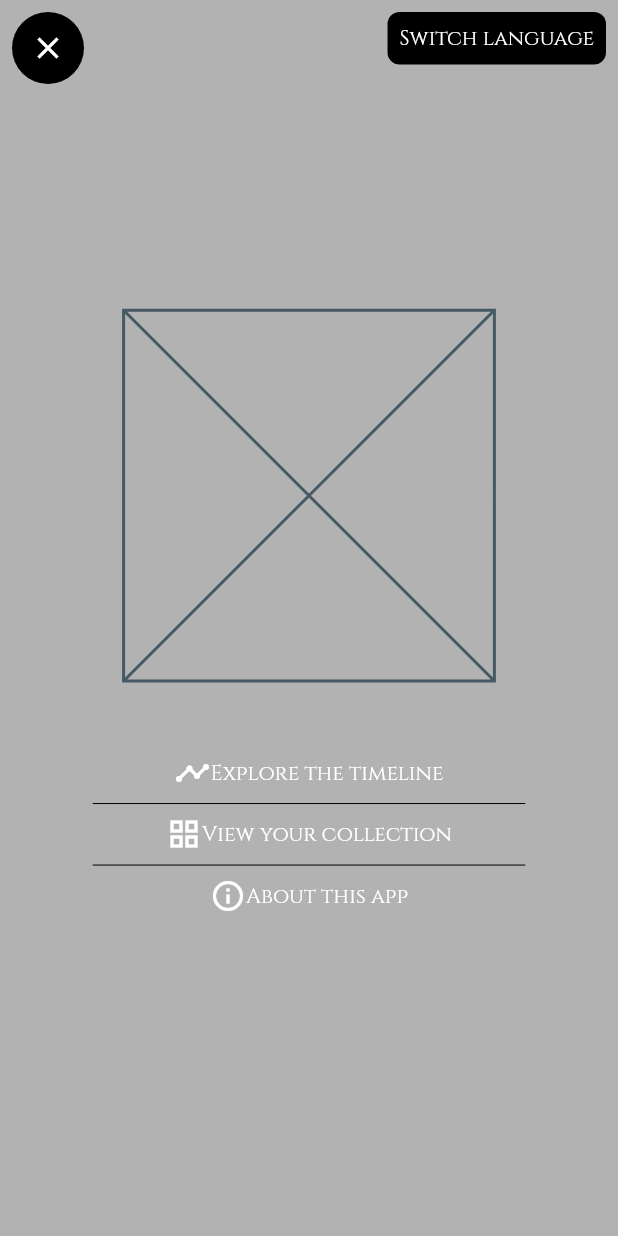
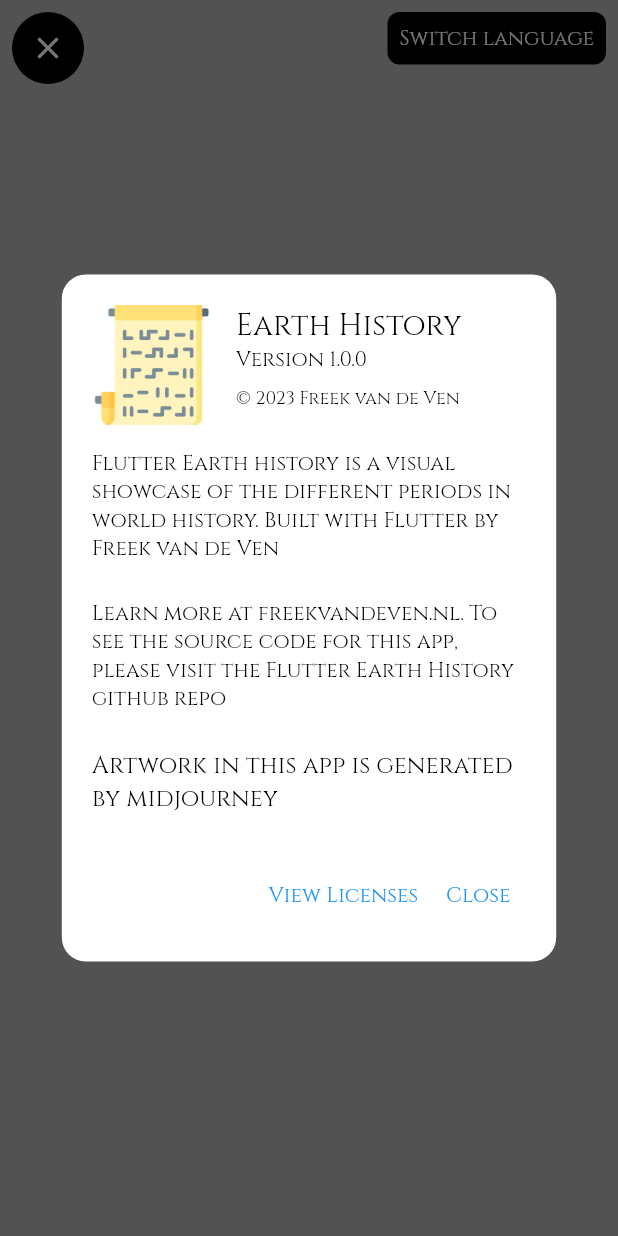
Before and after one commit to freekvandeven/flutter_earth_history, a Flutter app: the screen it shows after launch, after a tap on the "sort" icon, after a tap on "About this app", on a phone screen of 412 x 824 dp. Run offline on Flutter 3.47's test engine with Material 2 defaults, Android fonts, the phone set to English and light mode, and no system bars; our stand-ins replace flutter_hooks, go_router, hooks_riverpod, package_info_plus; generated files the repository leaves out were written again.

Commit message:
feat: simple app about dialog

```diff
--- /dev/null
+++ b/lib/src/features/overview/widgets/about.dart
@@ -0,0 +1,129 @@
+import 'dart:async';
+
+import 'package:flutter/material.dart';
+import 'package:flutter_hooks/flutter_hooks.dart';
+import 'package:go_router/go_router.dart';
+import 'package:package_info_plus/package_info_plus.dart';
+
+class AboutAppDialog extends HookWidget {
+  const AboutAppDialog({super.key});
+
+  @override
+  Widget build(BuildContext context) {
+    var packageInfo = useState<PackageInfo?>(null);
+    var size = MediaQuery.of(context).size;
+    useEffect(
+      () {
+        unawaited(
+          PackageInfo.fromPlatform().then((value) => packageInfo.value = value),
+        );
+        return;
+      },
+      [],
+    );
+    return Column(
+      children: [
+        const Spacer(),
+        Container(
+          decoration: BoxDecoration(
+            color: Colors.white,
+            borderRadius: BorderRadius.circular(16),
+          ),
+          margin: EdgeInsets.symmetric(horizontal: size.width * 0.1),
+          padding: const EdgeInsets.all(20),
+          child: Column(
+            mainAxisSize: MainAxisSize.min,
+            children: [
+              Row(
+                crossAxisAlignment: CrossAxisAlignment.start,
+                children: [
+                  Image.asset(
+                    'assets/images/history.png',
+                    height: 80,
+                  ),
+                  const SizedBox(width: 16),
+                  Column(
+                    crossAxisAlignment: CrossAxisAlignment.start,
+                    children: [
+                      const Text(
+                        'Earth History',
+                        style: TextStyle(
+                          fontSize: 20,
+                          color: Colors.black,
+                        ),
+                      ),
+                      Text(
+                        packageInfo.value != null
+                            ? 'Version ${packageInfo.value!.version}'
+                            : '',
+                        style: const TextStyle(
+                          fontSize: 14,
+                          color: Colors.black,
+                        ),
+                      ),
+                      const SizedBox(
+                        height: 8,
+                      ),
+                      const Text(
+                        // copyright
+                        '© 2023 Freek van de Ven',
+                        style: TextStyle(
+                          fontSize: 12,
+                          color: Colors.black,
+                        ),
+                      ),
+                    ],
+                  ),
+                ],
+              ),
+              const Padding(
+                padding: EdgeInsets.only(top: 16.0, bottom: 24),
+                child: Text(
+                  'Flutter Earth history is a visual showcase of the different '
+                  'periods in world history. '
+                  'Built with Flutter by Freek van de Ven',
+                  style: TextStyle(
+                    fontSize: 14,
+                    color: Colors.black,
+                  ),
+                ),
+              ),
+              const Text(
+                'Learn more at freekvandeven.nl. To see the source code for '
+                'this app, please visit the Flutter Earth History github repo',
+                style: TextStyle(
+                  fontSize: 14,
+                  color: Colors.black,
+                ),
+              ),
+              const Padding(
+                padding: EdgeInsets.only(top: 24, bottom: 30),
+                child: Text(
+                  'Artwork in this app is generated by midjourney',
+                  style: TextStyle(
+                    fontSize: 16,
+                    color: Colors.black,
+                  ),
+                ),
+              ),
+              Row(
+                mainAxisAlignment: MainAxisAlignment.end,
+                children: [
+                  TextButton(
+                    onPressed: () => context.pop(),
+                    child: const Text('View Licenses'),
+                  ),
+                  TextButton(
+                    onPressed: () => context.pop(),
+                    child: const Text('Close'),
+                  ),
+                ],
+              ),
+            ],
+          ),
+        ),
+        const Spacer(),
+      ],
+    );
+  }
+}
--- a/lib/src/features/overview/widgets/menu.dart
+++ b/lib/src/features/overview/widgets/menu.dart
@@ -1,4 +1,5 @@
 import 'package:flutter/material.dart';
+import 'package:flutter_earth_history/src/features/overview/widgets/about.dart';
 import 'package:flutter_earth_history/src/routes.dart';
 import 'package:go_router/go_router.dart';
 
@@ -66,7 +67,11 @@
         ),
         GestureDetector(
           // show the app info dialog
-          onTap: () async => {},
+          onTap: () async => showDialog(
+            // the dialog should be a small as possible
+            context: context,
+            builder: (_) => const AboutAppDialog(),
+          ),
           behavior: HitTestBehavior.translucent,
           child: Container(
             padding: const EdgeInsets.symmetric(vertical: 8, horizontal: 16),
--- a/pubspec.yaml
+++ b/pubspec.yaml
@@ -14,6 +14,7 @@
     sdk: flutter
   go_router: ^10.0.0
   hooks_riverpod: ^2.3.7
+  package_info_plus: ^4.1.0
 
 dev_dependencies:
   flutter_test:
```
Also changed, not shown: pubspec.lock, 7 other files.
